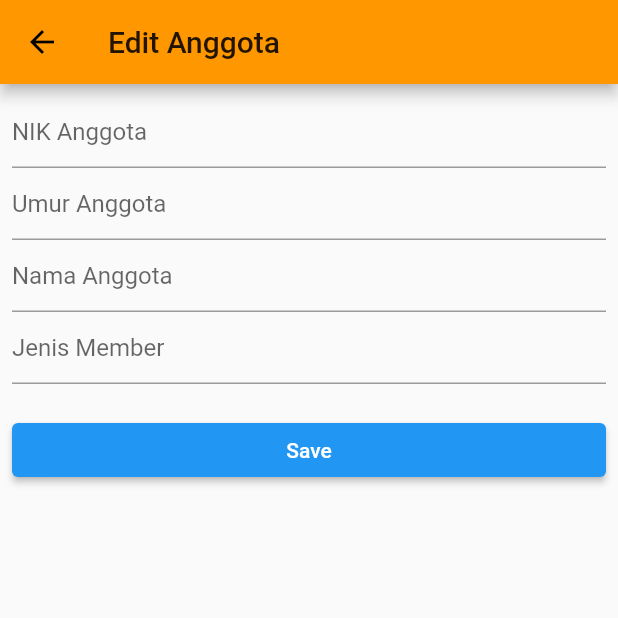
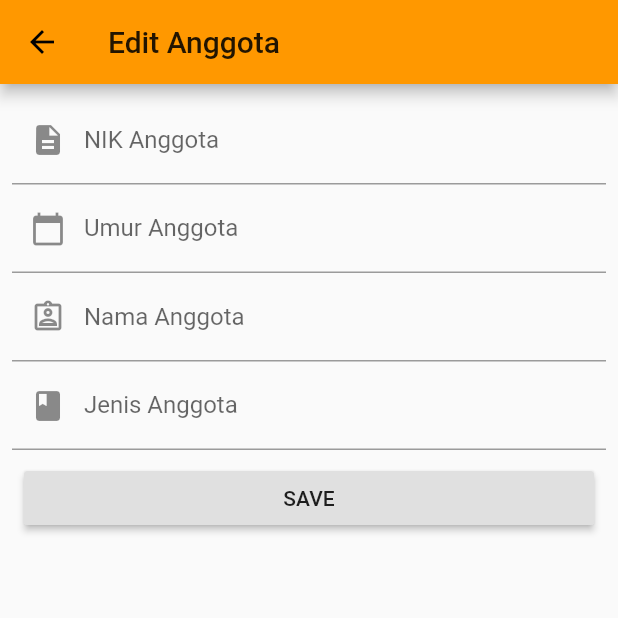
Before and after one commit to Evina08/tubes_mobile, a Flutter app: the FormAnggota screen opened directly, on a phone screen of 412 x 824 dp, the top half of it. Run offline on Flutter 3.47's test engine with Material 2 defaults, Android fonts, the phone set to English and light mode, and no system bars; our stand-ins replace cloud_firestore, firebase_auth, firebase_core, flutter_signin_button, flutter_swiper, google_sign_in; accounts and stored records are empty; network calls fail.

Commit message:
edit form and ui anggota

```diff
--- a/lib/screens/form_anggota.dart
+++ b/lib/screens/form_anggota.dart
@@ -70,7 +70,10 @@ class _FormAnggotaState extends State<FormAnggota> {
             TextField(
               controller: nikController,
               keyboardType: TextInputType.number,
-              decoration: InputDecoration(hintText: 'NIK Anggota'),
+              decoration: InputDecoration(
+                labelText: 'NIK Anggota',
+                prefixIcon: Icon(Icons.description),
+              ),
               onChanged: (value) {
                 anggotaProvider.changeNik(value);
               },
@@ -78,7 +81,10 @@ class _FormAnggotaState extends State<FormAnggota> {
             TextField(
               controller: umurController,
               keyboardType: TextInputType.number,
-              decoration: InputDecoration(hintText: 'Umur Anggota'),
+              decoration: InputDecoration(
+                labelText: 'Umur Anggota',
+                prefixIcon: Icon(Icons.calendar_today),
+              ),
               onChanged: (value) {
                 anggotaProvider.changeUmur(value);
               },
@@ -86,7 +92,10 @@ class _FormAnggotaState extends State<FormAnggota> {
             TextField(
               controller: namaAnggotaController,
               keyboardType: TextInputType.text,
-              decoration: InputDecoration(hintText: 'Nama Anggota'),
+              decoration: InputDecoration(
+                labelText: 'Nama Anggota',
+                prefixIcon: Icon(Icons.assignment_ind_outlined),
+              ),
               onChanged: (value) {
                 anggotaProvider.changeNamaAnggota(value);
               },
@@ -94,30 +103,32 @@ class _FormAnggotaState extends State<FormAnggota> {
             TextField(
               controller: jenisMemberController,
               keyboardType: TextInputType.text,
-              decoration: InputDecoration(hintText: 'Jenis Member'),
+              decoration: InputDecoration(
+                labelText: 'Jenis Anggota',
+                prefixIcon: Icon(Icons.book),
+              ),
               onChanged: (value) => anggotaProvider.changeJenisMember(value),
             ),
-            SizedBox(
-              height: 20.0,
-            ),
-            ElevatedButton(
-              child: Text('Save'),
+            Padding(
+              padding: const EdgeInsets.all(8.0),
+              child: RaisedButton(
                 onPressed: () {
                   anggotaProvider.saveAnggota();
                   Navigator.of(context).pop();
                 },
+                child: Center(child: Text('SAVE')),
+              ),
             ),
             (widget.anggota != null)
-                ? ElevatedButton(
-                    style: ElevatedButton.styleFrom(
-                      primary: Colors.red,
-                      onPrimary: Colors.white,
-                    ),
-                    child: Text('Delete'),
+                ? Padding(
+                    padding: const EdgeInsets.all(8.0),
+                    child: RaisedButton(
                       onPressed: () {
                         anggotaProvider.removeAnggota(widget.anggota.idAnggota);
                         Navigator.of(context).pop();
                       },
+                      child: Center(child: Text('DELETE')),
+                    ),
                   )
                 : Container(),
           ],
--- a/pubspec.yaml
+++ b/pubspec.yaml
@@ -34,6 +34,7 @@ dependencies:
   # Use with the CupertinoIcons class for iOS style icons.
   cupertino_icons: ^1.0.2
   flutter_swiper: ^1.1.4
+
 
 dev_dependencies:
   flutter_test:
```
Also changed, not shown: lib/screens/anggota_page.dart (+35 -4 lines). Lines whose indentation alone changed are shown as unchanged.
